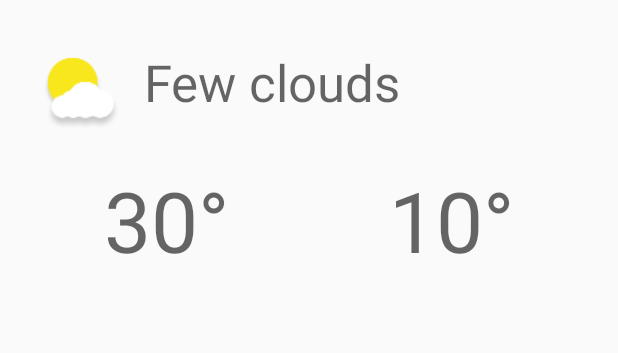
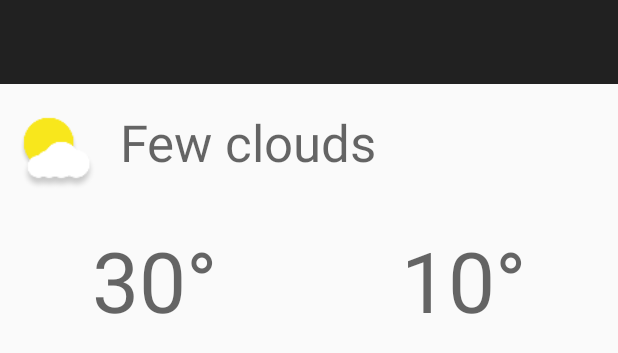
Before and after one commit to lxx87/WeatherAppDemo, an Android app: the layout activity_detail.xml on its own in the app's theme, with its tools: preview values and no code run, on a phone screen of 412 x 824 dp. Shown: the top 353 px of the screen. Run offline under Robolectric (Android 15) with nearby library versions, the phone set to English and light mode, and no system bars.

Commit message:
feature(toolbar)：抽象出一个比较统一的toolbar

```diff
--- a/app/src/main/res/layout/activity_detail.xml
+++ b/app/src/main/res/layout/activity_detail.xml
@@ -5,11 +5,9 @@
     android:layout_width="match_parent"
     android:layout_height="match_parent"
     tools:context=".ui.activity.DetailActivity"
-    android:orientation="vertical"
-    android:paddingBottom="@dimen/activity_vertical_margin"
-    android:paddingLeft="@dimen/activity_horizontal_margin"
-    android:paddingRight="@dimen/activity_horizontal_margin"
-    android:paddingTop="@dimen/activity_vertical_margin">
+    android:orientation="vertical">
+
+    <include layout="@layout/toolbar"/>
 
     <LinearLayout
         android:layout_width="match_parent"
--- /dev/null
+++ b/app/src/main/res/layout/toolbar.xml
@@ -0,0 +1,10 @@
+<?xml version="1.0" encoding="utf-8"?>
+<androidx.appcompat.widget.Toolbar
+    xmlns:android="http://schemas.android.com/apk/res/android"
+    xmlns:app="http://schemas.android.com/apk/res-auto"
+    android:id="@+id/toolbar"
+    android:layout_width="match_parent"
+    android:layout_height="?attr/actionBarSize"
+    android:background="?attr/colorPrimary"
+    android:theme="@style/ThemeOverlay.AppCompat.Dark.ActionBar"
+    app:popupTheme="@style/ThemeOverlay.AppCompat.Light" />
--- a/app/src/main/res/values/colors.xml
+++ b/app/src/main/res/values/colors.xml
@@ -1,6 +1,6 @@
 <?xml version="1.0" encoding="utf-8"?>
 <resources>
-    <color name="colorPrimary">#008577</color>
-    <color name="colorPrimaryDark">#00574B</color>
+    <color name="colorPrimary">#ff212121</color>
+    <color name="colorPrimaryDark">#000000</color>
     <color name="colorAccent">#D81B60</color>
 </resources>
--- a/app/src/main/res/values/styles.xml
+++ b/app/src/main/res/values/styles.xml
@@ -1,7 +1,7 @@
 <resources>
 
     <!-- Base application theme. -->
-    <style name="AppTheme" parent="Theme.AppCompat.Light.DarkActionBar">
+    <style name="AppTheme" parent="Theme.AppCompat.Light.NoActionBar">
         <!-- Customize your theme here. -->
         <item name="colorPrimary">@color/colorPrimary</item>
         <item name="colorPrimaryDark">@color/colorPrimaryDark</item>
```
Also changed, not shown: app/src/main/java/com/example/weatherapp/ui/activity/DetailActivity.kt (+9 -2 lines), app/src/main/java/com/example/weatherapp/ui/activity/MainActivity.kt (+14 -6 lines), app/src/main/java/com/example/weatherapp/ui/toolbar/ToolbarManager.kt (added, +60 -0 lines), app/src/main/res/layout/activity_main.xml (+7 -1 lines), app/src/main/res/menu/menu_main.xml (added, +10 -0 lines).
